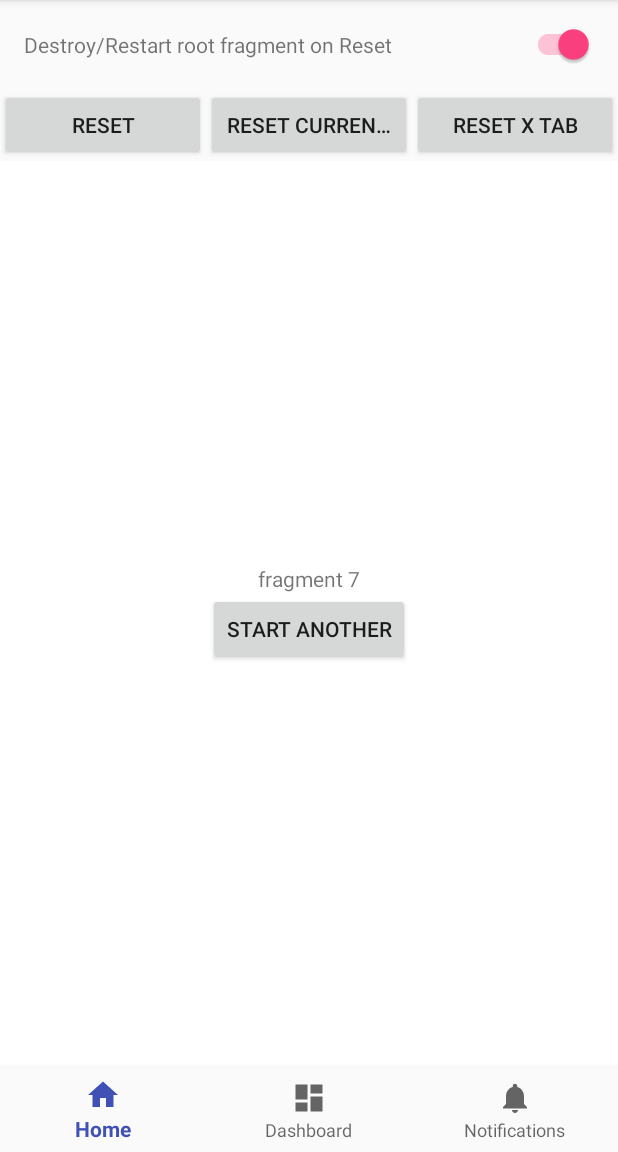
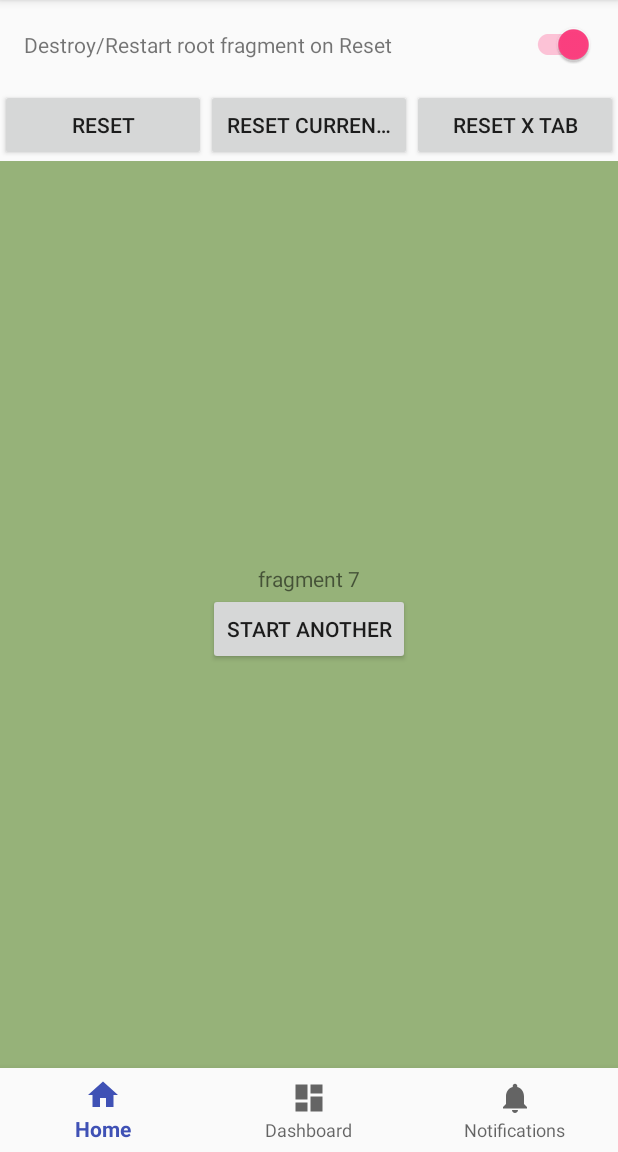
Before and after one commit to Trendyol/medusa, an Android app: the screen it shows after launch (MainActivity), after a tap on "START ANOTHER", on a phone screen of 412 x 824 dp, the part 84-1236 px from its top. Run offline under Robolectric (Android 15) with nearby library versions, the phone set to English and light mode, and no system bars.

Commit message:
Change sample fragment ui Add initial transition animation to MultipleStackNavigator constructor Implement TransitionAnimationType into removeFragment and startFragment

```diff
--- a/app/src/main/java/com/trendyol/medusa/MainActivity.kt
+++ b/app/src/main/java/com/trendyol/medusa/MainActivity.kt
@@ -15,6 +15,7 @@ import com.trendyol.medusalib.navigator.MultipleStackNavigator
 import com.trendyol.medusalib.navigator.Navigator
 import com.trendyol.medusalib.navigator.NavigatorConfiguration
 import com.trendyol.medusalib.navigator.transaction.NavigatorTransaction
+import com.trendyol.medusalib.navigator.transitionanimation.TransitionAnimationType
 
 class MainActivity : AppCompatActivity(), Navigator.NavigatorListener {
 
@@ -32,7 +33,8 @@ class MainActivity : AppCompatActivity(), Navigator.NavigatorListener {
             R.id.fragmentContainer,
             rootFragmentProvider,
             navigatorListener = this,
-            navigatorConfiguration = NavigatorConfiguration(1, true, NavigatorTransaction.SHOW_HIDE))
+            navigatorConfiguration = NavigatorConfiguration(1, true, NavigatorTransaction.SHOW_HIDE),
+            transitionAnimationType = TransitionAnimationType.BOTTOM_TO_TOP)
 
     private val mOnNavigationItemSelectedListener = BottomNavigationView.OnNavigationItemSelectedListener { item ->
         when (item.itemId) {
--- a/app/src/main/java/com/trendyol/medusa/MainActivity2.java
+++ b/app/src/main/java/com/trendyol/medusa/MainActivity2.java
@@ -15,6 +15,7 @@ import com.trendyol.medusalib.navigator.MultipleStackNavigator;
 import com.trendyol.medusalib.navigator.Navigator;
 import com.trendyol.medusalib.navigator.NavigatorConfiguration;
 import com.trendyol.medusalib.navigator.transaction.NavigatorTransaction;
+import com.trendyol.medusalib.navigator.transitionanimation.TransitionAnimationType;
 
 import java.util.Arrays;
 import java.util.List;
@@ -79,7 +80,8 @@ public class MainActivity2 extends AppCompatActivity implements Navigator.Naviga
                 R.id.fragmentContainer,
                 rootsFragmentProvider,
                 this,
-            new NavigatorConfiguration(1, true, NavigatorTransaction.SHOW_HIDE));
+                new NavigatorConfiguration(1, true, NavigatorTransaction.SHOW_HIDE),
+                TransitionAnimationType.BOTTOM_TO_TOP);
 
         multipleStackNavigator.initialize(savedInstanceState);
         final SwitchCompat restartRootFragmentCheckBox = findViewById(R.id.restartSwitch);
--- a/app/src/main/java/com/trendyol/medusa/SampleFragment.kt
+++ b/app/src/main/java/com/trendyol/medusa/SampleFragment.kt
@@ -1,17 +1,23 @@
 package com.trendyol.medusa
 
+import android.graphics.Color
 import android.os.Bundle
 import android.view.LayoutInflater
 import android.view.View
 import android.view.ViewGroup
 import android.widget.Button
+import android.widget.LinearLayout
 import android.widget.TextView
+import kotlin.random.Random
 
-class SampleFragment : BaseFragment(){
+class SampleFragment : BaseFragment() {
 
     override fun onCreateView(inflater: LayoutInflater, container: ViewGroup?, savedInstanceState: Bundle?): View? {
         val view = inflater.inflate(R.layout.fragment_sample, container, false)!!
         view.findViewById<TextView>(R.id.textview).text = arguments!!.getString(KEY)
+
+        view.findViewById<LinearLayout>(R.id.root).setBackgroundColor(Color.argb(255, Random.nextInt(256), Random.nextInt(256), Random.nextInt(256)))
+
         view.findViewById<Button>(R.id.button).setOnClickListener {
             multipleStackNavigator!!.start(FragmentGenerator.generateNewFragment())
         }
--- a/app/src/main/res/layout/fragment_sample.xml
+++ b/app/src/main/res/layout/fragment_sample.xml
@@ -1,12 +1,13 @@
 <?xml version="1.0" encoding="utf-8"?>
-<LinearLayout
-    xmlns:android="http://schemas.android.com/apk/res/android"
+
+<LinearLayout android:id="@+id/root"
     android:layout_width="match_parent"
     android:layout_height="match_parent"
-    android:background="#ffffff"
+    android:background="#ccc000"
     android:layout_gravity="center"
     android:gravity="center"
-    android:orientation="vertical">
+    android:orientation="vertical"
+    xmlns:android="http://schemas.android.com/apk/res/android">
 
 
         <TextView
--- a/medusalib/src/main/java/com/trendyol/medusalib/navigator/MultipleStackNavigator.kt
+++ b/medusalib/src/main/java/com/trendyol/medusalib/navigator/MultipleStackNavigator.kt
@@ -8,13 +8,15 @@ import com.trendyol.medusalib.navigator.data.FragmentData
 import com.trendyol.medusalib.navigator.data.StackItem
 import com.trendyol.medusalib.navigator.tag.TagCreator
 import com.trendyol.medusalib.navigator.tag.UniqueTagCreator
+import com.trendyol.medusalib.navigator.transitionanimation.TransitionAnimationType
 
 open class MultipleStackNavigator(
     fragmentManager: FragmentManager,
     containerId: Int,
     private val rootFragmentProvider: List<() -> Fragment>,
     private var navigatorListener: Navigator.NavigatorListener? = null,
-    private val navigatorConfiguration: NavigatorConfiguration = NavigatorConfiguration()
+    private val navigatorConfiguration: NavigatorConfiguration = NavigatorConfiguration(),
+    private val transitionAnimationType: TransitionAnimationType
 ) : Navigator {
 
     private val tagCreator: TagCreator = UniqueTagCreator()
@@ -43,14 +45,23 @@ open class MultipleStackNavigator(
     }
 
     override fun start(fragment: Fragment, fragmentGroupName: String) {
+        start(fragment, fragmentGroupName, transitionAnimationType)
+    }
+
+    override fun start(fragment: Fragment, transitionAnimation: TransitionAnimationType) {
+        start(fragment, DEFAULT_GROUP_NAME, transitionAnimation)
+    }
+
+    override fun start(fragment: Fragment, fragmentGroupName: String, transitionAnimation: TransitionAnimationType) {
+
         val createdTag = tagCreator.create(fragment)
         val currentTabIndex = fragmentStackState.getSelectedTabIndex()
-        val fragmentData = FragmentData(fragment, createdTag)
+        val fragmentData = FragmentData(fragment, createdTag, transitionAnimation)
 
         if (fragmentStackState.isSelectedTabEmpty()) {
             val rootFragment = getRootFragment(currentTabIndex)
             val rootFragmentTag = tagCreator.create(rootFragment)
-            val rootFragmentData = FragmentData(rootFragment, rootFragmentTag)
+            val rootFragmentData = FragmentData(rootFragment, rootFragmentTag, transitionAnimation)
             fragmentManagerController.disableAndStartFragment(
                 getCurrentFragmentTag(),
                 rootFragmentData,
--- a/medusalib/src/main/java/com/trendyol/medusalib/navigator/Navigator.kt
+++ b/medusalib/src/main/java/com/trendyol/medusalib/navigator/Navigator.kt
@@ -3,6 +3,7 @@ package com.trendyol.medusalib.navigator
 import android.os.Bundle
 import androidx.fragment.app.Fragment
 import com.trendyol.medusalib.navigator.transaction.NavigatorTransaction
+import com.trendyol.medusalib.navigator.transitionanimation.TransitionAnimationType
 
 interface Navigator {
 
@@ -45,6 +46,10 @@ interface Navigator {
      * all fragments which has the same group name.
      */
     fun start(fragment: Fragment, tabIndex: Int, fragmentGroupName: String)
+
+    fun start(fragment: Fragment, fragmentGroupName: String, transitionAnimation: TransitionAnimationType)
+
+    fun start(fragment: Fragment, transitionAnimation: TransitionAnimationType)
 
     /**
      * Modifies fragment stack. Pops current fragment from
--- a/medusalib/src/main/java/com/trendyol/medusalib/navigator/controller/FragmentManagerController.kt
+++ b/medusalib/src/main/java/com/trendyol/medusalib/navigator/controller/FragmentManagerController.kt
@@ -1,8 +1,11 @@
 package com.trendyol.medusalib.navigator.controller
 
+import androidx.annotation.AnimRes
+import androidx.annotation.AnimatorRes
 import androidx.fragment.app.Fragment
 import androidx.fragment.app.FragmentManager
 import androidx.fragment.app.FragmentTransaction
+import com.trendyol.medusalib.R
 import com.trendyol.medusalib.common.extensions.attach
 import com.trendyol.medusalib.common.extensions.detach
 import com.trendyol.medusalib.common.extensions.hide
@@ -12,12 +15,15 @@ import com.trendyol.medusalib.navigator.Navigator
 import com.trendyol.medusalib.navigator.data.FragmentData
 import com.trendyol.medusalib.navigator.transaction.NavigatorTransaction
 import com.trendyol.medusalib.navigator.transaction.TransactionType
+import com.trendyol.medusalib.navigator.transitionanimation.TransitionAnimationType
 
 class FragmentManagerController(private val fragmentManager: FragmentManager,
                                 private val containerId: Int,
                                 private val navigatorTransaction: NavigatorTransaction) {
 
     private var currentTransaction: FragmentTransaction? = null
+
+    private var currentTransitionAnimationType: TransitionAnimationType? = null
 
     fun enableFragment(fragmentTag: String) {
         val navigatorTransaction = getFragmentNavigatorTransaction(fragmentTag)
@@ -39,6 +45,16 @@ class FragmentManagerController(private val fragmentManager: FragmentManager,
 
     fun removeFragment(fragmentTag: String) {
         checkAndCreateTransaction()
+
+        when (currentTransitionAnimationType) {
+            TransitionAnimationType.LEFT_TO_RIGHT -> setCustomAnimations(R.anim.empty_animation, R.anim.exit_to_left)
+            TransitionAnimationType.RIGHT_TO_LEFT -> setCustomAnimations(R.anim.empty_animation, R.anim.exit_to_right)
+            TransitionAnimationType.BOTTOM_TO_TOP -> setCustomAnimations(R.anim.empty_animation, R.anim.exit_to_bottom)
+            TransitionAnimationType.TOP_TO_BOTTOM -> setCustomAnimations(R.anim.empty_animation, R.anim.exit_to_top)
+            TransitionAnimationType.FADE_IN_OUT -> setCustomAnimations(R.anim.empty_animation, R.anim.fade_out)
+            else -> setCustomAnimations(R.anim.empty_animation, R.anim.exit_to_right)
+        }
+
         currentTransaction?.remove(getFragment(fragmentTag))
         commitAllowingStateLoss()
     }
@@ -64,18 +80,30 @@ class FragmentManagerController(private val fragmentManager: FragmentManager,
 
         checkAndCreateTransaction()
 
+        for (fragmentData in fragmentDataArgs) {
+            currentTransitionAnimationType = fragmentData.transitionAnimation
+            when (currentTransitionAnimationType) {
+                TransitionAnimationType.LEFT_TO_RIGHT -> setCustomAnimations(R.anim.enter_from_left, R.anim.empty_animation)
+                TransitionAnimationType.RIGHT_TO_LEFT -> setCustomAnimations(R.anim.enter_from_right, R.anim.empty_animation)
+                TransitionAnimationType.BOTTOM_TO_TOP -> setCustomAnimations(R.anim.enter_from_bottom, R.anim.empty_animation)
+                TransitionAnimationType.TOP_TO_BOTTOM -> setCustomAnimations(R.anim.enter_from_top, R.anim.empty_animation)
+                TransitionAnimationType.FADE_IN_OUT -> setCustomAnimations(R.anim.fade_in, R.anim.empty_animation)
+                else -> setCustomAnimations(R.anim.enter_from_left, R.anim.empty_animation)
+            }
+            currentTransaction?.add(containerId, fragmentData.fragment, fragmentData.fragmentTag)
+        }
+
         val disabledFragmentNavigatorTransaction = getFragmentNavigatorTransaction(disableFragmentTag)
-
         when (disabledFragmentNavigatorTransaction.transactionType) {
             TransactionType.SHOW_HIDE -> currentTransaction?.hide(disabledFragment)
             TransactionType.ATTACH_DETACH -> currentTransaction?.detach(disabledFragment)
         }
 
-        for (fragmentData in fragmentDataArgs) {
-            currentTransaction?.add(containerId, fragmentData.fragment, fragmentData.fragmentTag)
-        }
+        commitAllowingStateLoss()
+    }
 
-        commitAllowingStateLoss()
+    private fun setCustomAnimations(@AnimatorRes @AnimRes enter: Int, @AnimatorRes @AnimRes exit: Int) {
+        currentTransaction?.setCustomAnimations(enter, exit)
     }
 
     fun isFragmentNull(fragmentTag: String): Boolean {
--- a/medusalib/src/main/java/com/trendyol/medusalib/navigator/data/FragmentData.kt
+++ b/medusalib/src/main/java/com/trendyol/medusalib/navigator/data/FragmentData.kt
@@ -1,5 +1,6 @@
 package com.trendyol.medusalib.navigator.data
 
 import androidx.fragment.app.Fragment
+import com.trendyol.medusalib.navigator.transitionanimation.TransitionAnimationType
 
-data class FragmentData(val fragment: Fragment, val fragmentTag: String)
+data class FragmentData(val fragment: Fragment, val fragmentTag: String, val transitionAnimation: TransitionAnimationType? = null)
```
Lines whose indentation alone changed are shown as unchanged.
